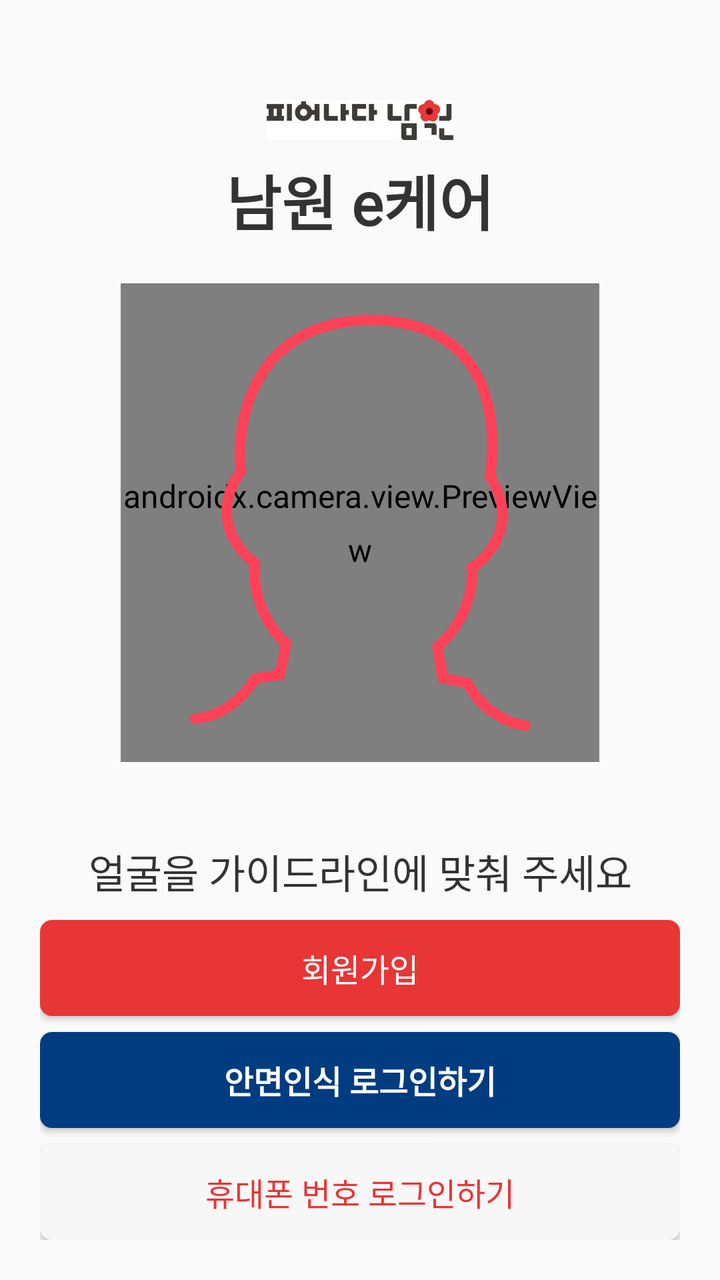
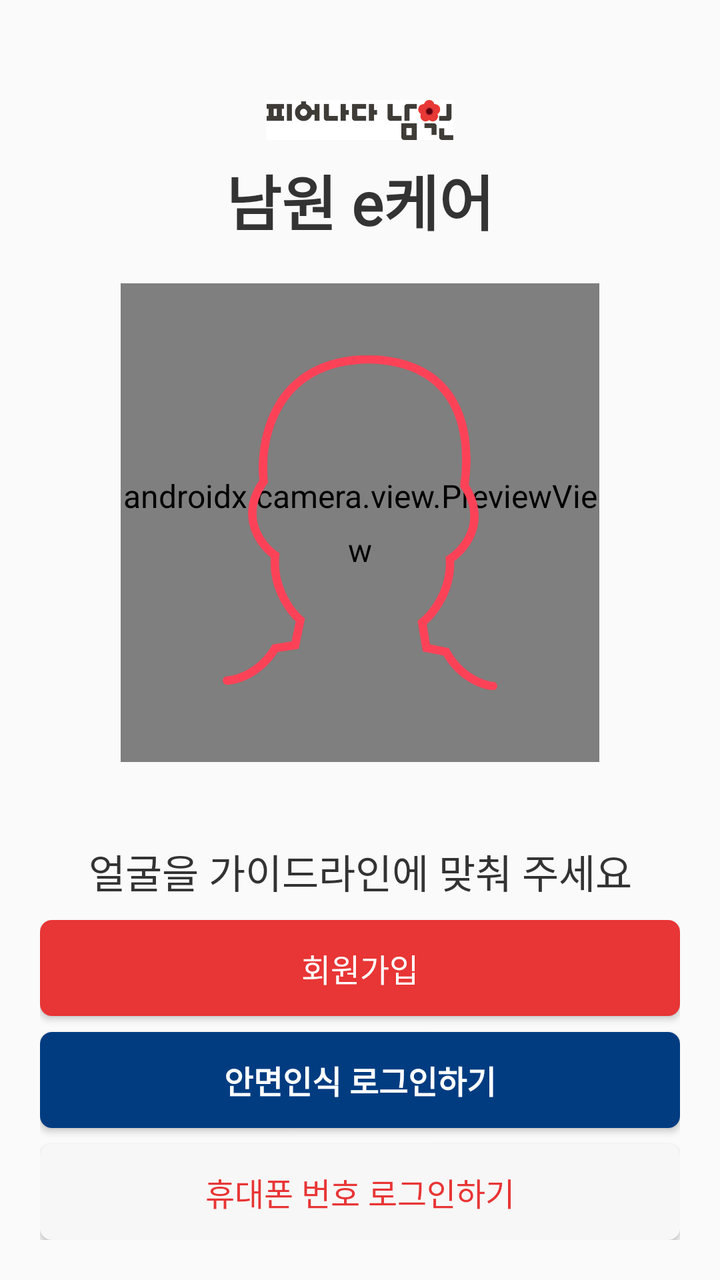

Compare the two renders of this Android layout. The source of the first and the diff that turns it into the second are given below.
<!-- AndroidManifest.xml: application theme Theme.LemonDemo -->
<!-- res/layout/activity_login.xml -->
<?xml version="1.0" encoding="utf-8"?>
<androidx.constraintlayout.widget.ConstraintLayout xmlns:android="http://schemas.android.com/apk/res/android"
    xmlns:app="http://schemas.android.com/apk/res-auto"
    android:layout_width="match_parent"
    android:layout_height="match_parent">

    <ImageView
        android:id="@+id/ciImageView"
        android:layout_width="0dp"
        android:layout_height="20dp"
        android:layout_marginTop="50dp"
        android:src="@drawable/namwon_ci"
        app:layout_constraintEnd_toEndOf="parent"
        app:layout_constraintStart_toStartOf="parent"
        app:layout_constraintTop_toTopOf="parent" />

    <TextView
        android:id="@+id/appNameTextView"
        android:layout_width="wrap_content"
        android:layout_height="wrap_content"
        android:fontFamily="@font/pretendard_bold"
        android:text="@string/app_name"
        android:layout_marginTop="8dp"
        android:textSize="30dp"
        android:textStyle="bold"
        app:layout_constraintTop_toBottomOf="@id/ciImageView"
        app:layout_constraintEnd_toEndOf="parent"
        app:layout_constraintStart_toStartOf="parent" />

    <androidx.constraintlayout.widget.ConstraintLayout
        android:id="@+id/layoutPreview"
        android:layout_width="0dp"
        android:layout_height="0dp"
        android:layout_margin="20dp"
        app:layout_constraintBottom_toTopOf="@id/layoutContent"
        app:layout_constraintDimensionRatio="h,1:1"
        app:layout_constraintEnd_toEndOf="parent"
        app:layout_constraintStart_toStartOf="parent"
        app:layout_constraintTop_toBottomOf="@id/appNameTextView">

        <androidx.camera.view.PreviewView
            android:id="@+id/previewView"
            android:layout_width="0dp"
            android:layout_height="0dp"
            app:layout_constraintBottom_toBottomOf="parent"
            app:layout_constraintEnd_toEndOf="parent"
            app:layout_constraintStart_toStartOf="parent"
            app:layout_constraintTop_toTopOf="parent" />

        <ImageView
            android:id="@+id/ivGuide"
            android:layout_width="wrap_content"
            android:layout_height="wrap_content"
            android:background="@android:color/transparent"
            android:scaleX="1.3"
            android:scaleY="1.3"
            android:src="@drawable/face_guide_red"
            app:layout_constraintBottom_toBottomOf="parent"
            app:layout_constraintEnd_toEndOf="parent"
            app:layout_constraintStart_toStartOf="parent"
            app:layout_constraintTop_toTopOf="parent" />

        <ImageView
            android:id="@+id/ivLeftArrow"
            android:layout_width="wrap_content"
            android:layout_height="wrap_content"
            android:layout_marginStart="24dp"
            android:src="@drawable/left_arrow"
            android:visibility="invisible"
            app:layout_constraintBottom_toBottomOf="parent"
            app:layout_constraintStart_toStartOf="parent"
            app:layout_constraintTop_toTopOf="parent" />

        <ImageView
            android:id="@+id/ivRightArrow"
            android:layout_width="wrap_content"
            android:layout_height="wrap_content"
            android:layout_marginEnd="24dp"
            android:src="@drawable/right_arrow"
            android:visibility="invisible"
            app:layout_constraintBottom_toBottomOf="parent"
            app:layout_constraintEnd_toEndOf="parent"
            app:layout_constraintTop_toTopOf="parent" />

    </androidx.constraintlayout.widget.ConstraintLayout>

    <androidx.constraintlayout.widget.ConstraintLayout
        android:id="@+id/layoutContent"
        android:layout_width="0dp"
        android:layout_height="0dp"
        app:layout_constraintBottom_toBottomOf="parent"
        app:layout_constraintEnd_toEndOf="parent"
        app:layout_constraintStart_toStartOf="parent"
        app:layout_constraintTop_toBottomOf="@id/layoutPreview">

        <TextView
            android:id="@+id/tvCameraText"
            android:layout_width="0dp"
            android:layout_height="wrap_content"
            android:layout_marginStart="20dp"
            android:layout_marginTop="20dp"
            android:layout_marginEnd="20dp"
            android:fontFamily="@font/pretendard_semibold"
            android:gravity="center"
            android:text="@string/camera_front"
            android:textSize="20dp"
            app:layout_constraintEnd_toEndOf="parent"
            app:layout_constraintStart_toStartOf="parent"
            app:layout_constraintTop_toTopOf="parent" />
    </androidx.constraintlayout.widget.ConstraintLayout>


    <LinearLayout
        android:layout_width="match_parent"
        android:layout_height="wrap_content"
        android:layout_marginHorizontal="20dp"
        android:layout_marginVertical="20dp"
        android:orientation="vertical"
        app:layout_constraintBottom_toBottomOf="parent"
        app:layout_constraintEnd_toEndOf="parent"
        app:layout_constraintStart_toStartOf="parent">

        <Button
            android:id="@+id/joinBtn"
            android:layout_width="match_parent"
            android:layout_height="wrap_content"
            android:background="@drawable/btn_red"
            android:fontFamily="@font/pretendard_regular"
            android:text="회원가입"
            android:textColor="@color/white" />

        <Button
            android:id="@+id/faceAuthBtn"
            android:layout_width="match_parent"
            android:layout_height="wrap_content"
            android:background="@drawable/btn_face_login"
            android:layout_marginTop="8dp"
            android:fontFamily="@font/pretendard_regular"
            android:text="@string/login_with_face"
            android:textColor="@color/white"
            android:textStyle="bold" />

        <Button
            android:id="@+id/phoneAuthBtn"
            android:layout_width="match_parent"
            android:layout_height="wrap_content"
            android:layout_marginTop="8dp"
            android:background="@drawable/btn_grey"
            android:fontFamily="@font/pretendard_regular"
            android:text="@string/login_with_phone"
            android:textColor="@color/red" />
    </LinearLayout>
</androidx.constraintlayout.widget.ConstraintLayout>
<!-- resources referenced by this layout -->
<resources>
  <color name="red">#e83535</color>
  <color name="white">#FFFFFFFF</color>
  <!-- drawable btn_face_login (drawable) -->
  <?xml version="1.0" encoding="utf-8"?>
  <selector xmlns:android="http://schemas.android.com/apk/res/android">
  
      
      <item android:state_enabled="false">
          <shape android:shape="rectangle">
              <solid android:color="#A8A8A8"/>
              <corners android:radius="6dp"/>
          </shape>
      </item>
  
      
      <item>
          <shape android:shape="rectangle">
              <solid android:color="#013c81"/>
              <corners android:radius="6dp"/>
          </shape>
      </item>
  
  </selector>
  <!-- drawable btn_grey (drawable) -->
  <?xml version="1.0" encoding="utf-8"?>
  <selector xmlns:android="http://schemas.android.com/apk/res/android">
  
      <item>
          <shape android:shape="rectangle">
              <solid android:color="#f7f7f7"/>
              <corners android:radius="6dp"/>
          </shape>
      </item>
  
  </selector>
  <!-- drawable btn_red (drawable) -->
  <?xml version="1.0" encoding="utf-8"?>
  <selector xmlns:android="http://schemas.android.com/apk/res/android">
      <item>
          <shape android:shape="rectangle">
              <solid android:color="@color/red" />
              <corners android:radius="6dp" />
          </shape>
      </item>
  
      
      <item android:state_enabled="false">
          <shape android:shape="rectangle">
              <solid android:color="#A8A8A8"/>
              <corners android:radius="6dp"/>
          </shape>
      </item>
  
  </selector>
  <!-- drawable left_arrow (drawable) -->
  <vector xmlns:android="http://schemas.android.com/apk/res/android"
      android:width="36dp"
      android:height="36dp"
      android:viewportWidth="36"
      android:viewportHeight="36">
    <path
        android:pathData="M17,30L2,18L17,6V13.051H34V22.949H17V30Z"
        android:fillColor="#ffffff"
        android:fillType="evenOdd"/>
  </vector>
  <!-- drawable right_arrow (drawable) -->
  <vector xmlns:android="http://schemas.android.com/apk/res/android"
      android:width="36dp"
      android:height="36dp"
      android:viewportWidth="36"
      android:viewportHeight="36">
    <path
        android:pathData="M19,30L34,18L19,6V13.051H2V22.949H19V30Z"
        android:fillColor="#ffffff"
        android:fillType="evenOdd"/>
  </vector>
  <string name="app_name">남원 e케어</string>
  <string name="camera_front">얼굴을 가이드라인에 맞춰 주세요</string>
  <string name="login_with_face">안면인식 로그인하기</string>
  <string name="login_with_phone">휴대폰 번호 로그인하기</string>
  <style name="Theme.LemonDemo" parent="Base.Theme.LemonDemo">
          <item name="android:textColor">@color/font_black</item>
          <item name="android:textSize">16dp</item>
          <item name="android:lineSpacingExtra">8dp</item>
          <item name="fontFamily">@font/pretendard_regular</item>
      </style>
  <style name="Base.Theme.LemonDemo" parent="Theme.AppCompat.Light.NoActionBar">
          <item name="android:statusBarColor">@color/white</item>
          <item name="android:windowLightStatusBar">true</item>
      </style>
  <color name="font_black">#333333</color>
  <!-- unchanged entries left out for length: 2 -->
</resources>

<!-- the commit's change to res/layout/activity_login.xml (unified diff, before → after) -->
@@ -49,11 +49,11 @@
 
         <ImageView
             android:id="@+id/ivGuide"
-            android:layout_width="wrap_content"
-            android:layout_height="wrap_content"
+            android:layout_width="match_parent"
+            android:layout_height="match_parent"
             android:background="@android:color/transparent"
-            android:scaleX="1.3"
-            android:scaleY="1.3"
+            android:scaleX="0.7"
+            android:scaleY="0.7"
             android:src="@drawable/face_guide_red"
             app:layout_constraintBottom_toBottomOf="parent"
             app:layout_constraintEnd_toEndOf="parent"
